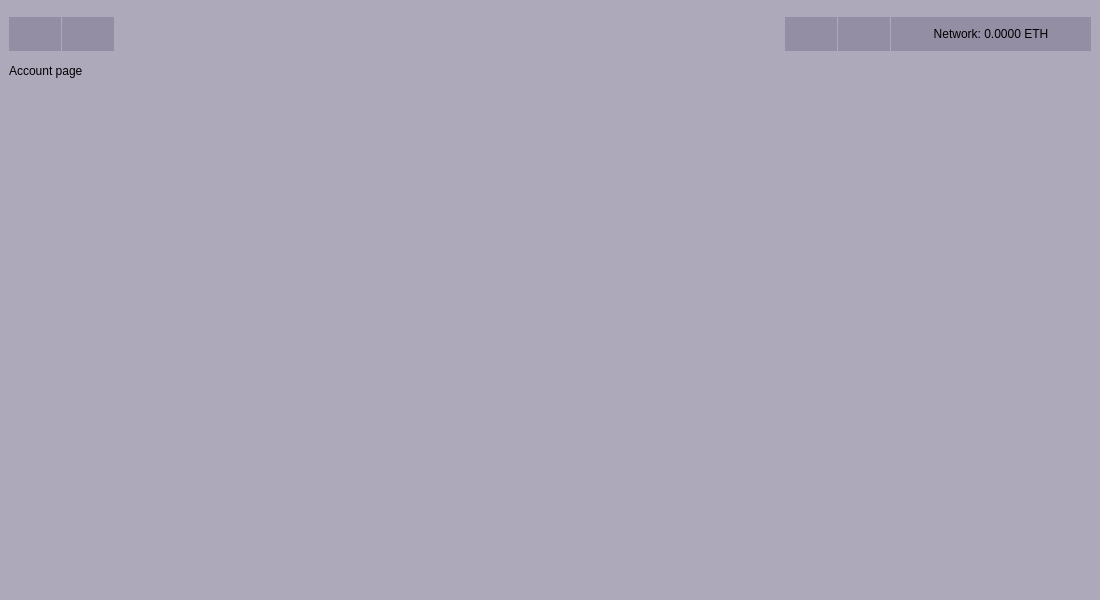
acorn-sh/acorn-leaf-node, file Qt/dev/acorn-leaf-node/mainwindow.ui: the form before one commit.
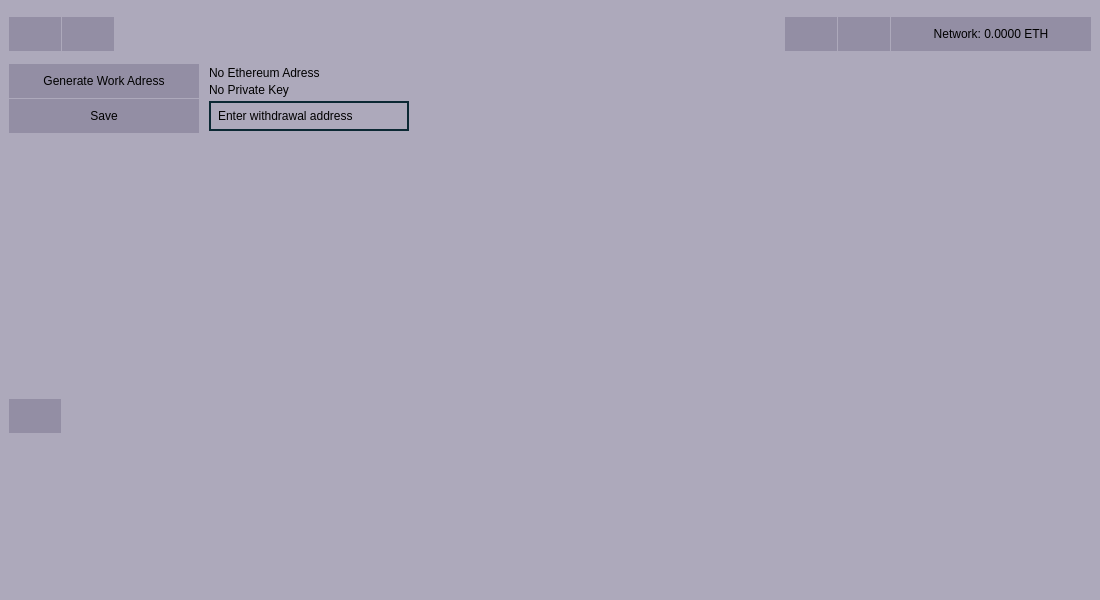
The form after the commit. The open tabs and pages were chosen to show the change. Icons and pictures are not drawn.

Diff of the .ui file:
```diff
--- a/Qt/dev/acorn-leaf-node/mainwindow.ui
+++ b/Qt/dev/acorn-leaf-node/mainwindow.ui
@@ -19,34 +19,46 @@
     border: none;
     background-color: transparent;
     color: fff;
-}
+    }
 
-#centralwidget {
-    background-color: #ada9bb;
-}
+    #centralwidget {
+        background-color: #ada9bb;
+    }
 
-QPushButton {
-    padding: 10px;
-    background-color: #938ea4;
-    color: fff;
-}
+    QPushButton {
+        padding: 10px;
+        background-color: #938ea4;
+        color: fff;
+    }
 
 QPushButton:pressed {
     background-color: #6d6781;
 }
 
-QPushButton:checked {
-    background-color: #938ea4;
-}
+    QPushButton:checked {
+        background-color: #938ea4;
+    }
 
-QPushButton[flat=&quot;false&quot;] {
-    border: 1px solid #0b2833;
-}
+    QPushButton:hover {
+        background-color: #fbdea3;
+    }
 
-#main_body {
-    background-color: #ada9bb;
-    border-radius: 10px;
-}
+    QPushButton[flat=&quot;false&quot;] {
+        border: 1px solid #0b2833;
+    }
+
+    #main_body {
+        background-color: #ada9bb;
+        border-radius: 10px;
+    }
+
+    QLineEdit {
+        border: 2px solid #0b2833;
+        background-color: #ada9bb;
+        color: #000000;
+        padding: 5px;
+        border-radius: 0px;
+    }
 </string>
    </property>
    <layout class="QVBoxLayout" name="verticalLayout">
@@ -278,7 +290,7 @@
           <property name="bottomMargin">
            <number>0</number>
           </property>
-          <item>
+          <item alignment="Qt::AlignmentFlag::AlignTop">
            <widget class="QStackedWidget" name="stackedWidget">
             <property name="sizePolicy">
              <sizepolicy hsizetype="Preferred" vsizetype="Expanding">
@@ -410,113 +422,6 @@
                 </layout>
                </widget>
               </item>
-              <item>
-               <widget class="QFrame" name="frame_3">
-                <property name="frameShape">
-                 <enum>QFrame::Shape::StyledPanel</enum>
-                </property>
-                <property name="frameShadow">
-                 <enum>QFrame::Shadow::Raised</enum>
-                </property>
-                <layout class="QHBoxLayout" name="horizontalLayout">
-                 <property name="spacing">
-                  <number>1</number>
-                 </property>
-                 <property name="leftMargin">
-                  <number>0</number>
-                 </property>
-                 <property name="topMargin">
-                  <number>5</number>
-                 </property>
-                 <property name="rightMargin">
-                  <number>0</number>
-                 </property>
-                 <property name="bottomMargin">
-                  <number>0</number>
-                 </property>
-                 <item alignment="Qt::AlignmentFlag::AlignTop">
-                  <widget class="QFrame" name="frame_5">
-                   <property name="frameShape">
-                    <enum>QFrame::Shape::StyledPanel</enum>
-                   </property>
-                   <property name="frameShadow">
-                    <enum>QFrame::Shadow::Raised</enum>
-                   </property>
-                   <layout class="QHBoxLayout" name="horizontalLayout_2">
-                    <property name="spacing">
-                     <number>0</number>
-                    </property>
-                    <property name="leftMargin">
-                     <number>0</number>
-                    </property>
-                    <property name="topMargin">
-                     <number>0</number>
-                    </property>
-                    <property name="rightMargin">
-                     <number>0</number>
-                    </property>
-                    <property name="bottomMargin">
-                     <number>0</number>
-                    </property>
-                    <item>
-                     <widget class="QPushButton" name="pushButton">
-                      <property name="text">
-                       <string>Expand</string>
-                      </property>
-                     </widget>
-                    </item>
-                   </layout>
-                  </widget>
-                 </item>
-                 <item alignment="Qt::AlignmentFlag::AlignTop">
-                  <widget class="QFrame" name="frame_6">
-                   <property name="sizePolicy">
-                    <sizepolicy hsizetype="Expanding" vsizetype="Preferred">
-                     <horstretch>0</horstretch>
-                     <verstretch>0</verstretch>
-                    </sizepolicy>
-                   </property>
-                   <property name="frameShape">
-                    <enum>QFrame::Shape::StyledPanel</enum>
-                   </property>
-                   <property name="frameShadow">
-                    <enum>QFrame::Shadow::Raised</enum>
-                   </property>
-                   <layout class="QHBoxLayout" name="horizontalLayout_3">
-                    <property name="spacing">
-                     <number>0</number>
-                    </property>
-                    <property name="leftMargin">
-                     <number>0</number>
-                    </property>
-                    <property name="topMargin">
-                     <number>0</number>
-                    </property>
-                    <property name="rightMargin">
-                     <number>0</number>
-                    </property>
-                    <property name="bottomMargin">
-                     <number>0</number>
-                    </property>
-                    <item>
-                     <widget class="QPlainTextEdit" name="terminal">
-                      <property name="styleSheet">
-                       <string notr="true"/>
-                      </property>
-                      <property name="readOnly">
-                       <bool>true</bool>
-                      </property>
-                      <property name="plainText">
-                       <string>terminal %</string>
-                      </property>
-                     </widget>
-                    </item>
-                   </layout>
-                  </widget>
-                 </item>
-                </layout>
-               </widget>
-              </item>
              </layout>
             </widget>
             <widget class="QWidget" name="hubPage">
@@ -1091,9 +996,9 @@
                 <property name="frameShadow">
                  <enum>QFrame::Shadow::Raised</enum>
                 </property>
-                <layout class="QHBoxLayout" name="horizontalLayout_7">
+                <layout class="QVBoxLayout" name="verticalLayout_5">
                  <property name="spacing">
-                  <number>0</number>
+                  <number>1</number>
                  </property>
                  <property name="leftMargin">
                   <number>0</number>
@@ -1107,11 +1012,234 @@
                  <property name="bottomMargin">
                   <number>0</number>
                  </property>
-                 <item>
-                  <widget class="QLabel" name="accountLabel">
-                   <property name="text">
-                    <string>Account page</string>
+                 <item alignment="Qt::AlignmentFlag::AlignLeft|Qt::AlignmentFlag::AlignTop">
+                  <widget class="QFrame" name="frame_17">
+                   <property name="frameShape">
+                    <enum>QFrame::Shape::StyledPanel</enum>
                    </property>
+                   <property name="frameShadow">
+                    <enum>QFrame::Shadow::Raised</enum>
+                   </property>
+                   <layout class="QHBoxLayout" name="horizontalLayout_18">
+                    <property name="spacing">
+                     <number>0</number>
+                    </property>
+                    <property name="leftMargin">
+                     <number>0</number>
+                    </property>
+                    <property name="topMargin">
+                     <number>0</number>
+                    </property>
+                    <property name="rightMargin">
+                     <number>0</number>
+                    </property>
+                    <property name="bottomMargin">
+                     <number>0</number>
+                    </property>
+                    <item alignment="Qt::AlignmentFlag::AlignLeft|Qt::AlignmentFlag::AlignTop">
+                     <widget class="QFrame" name="frame_18">
+                      <property name="minimumSize">
+                       <size>
+                        <width>200</width>
+                        <height>0</height>
+                       </size>
+                      </property>
+                      <property name="maximumSize">
+                       <size>
+                        <width>200</width>
+                        <height>16777215</height>
+                       </size>
+                      </property>
+                      <property name="frameShape">
+                       <enum>QFrame::Shape::StyledPanel</enum>
+                      </property>
+                      <property name="frameShadow">
+                       <enum>QFrame::Shadow::Raised</enum>
+                      </property>
+                      <layout class="QHBoxLayout" name="horizontalLayout_17">
+                       <property name="spacing">
+                        <number>0</number>
+                       </property>
+                       <property name="leftMargin">
+                        <number>0</number>
+                       </property>
+                       <property name="topMargin">
+                        <number>0</number>
+                       </property>
+                       <property name="rightMargin">
+                        <number>10</number>
+                       </property>
+                       <property name="bottomMargin">
+                        <number>0</number>
+                       </property>
+                       <item>
+                        <widget class="QPushButton" name="generateAddressButton">
+                         <property name="text">
+                          <string>Generate Work Adress</string>
+                         </property>
+                        </widget>
+                       </item>
+                      </layout>
+                     </widget>
+                    </item>
+                    <item alignment="Qt::AlignmentFlag::AlignLeft">
+                     <widget class="QFrame" name="frame_20">
+                      <property name="frameShape">
+                       <enum>QFrame::Shape::StyledPanel</enum>
+                      </property>
+                      <property name="frameShadow">
+                       <enum>QFrame::Shadow::Raised</enum>
+                      </property>
+                      <layout class="QVBoxLayout" name="verticalLayout_6">
+                       <property name="spacing">
+                        <number>0</number>
+                       </property>
+                       <property name="leftMargin">
+                        <number>0</number>
+                       </property>
+                       <property name="topMargin">
+                        <number>0</number>
+                       </property>
+                       <property name="rightMargin">
+                        <number>0</number>
+                       </property>
+                       <property name="bottomMargin">
+                        <number>0</number>
+                       </property>
+                       <item>
+                        <widget class="QLabel" name="accountLabel">
+                         <property name="text">
+                          <string>No Ethereum Adress</string>
+                         </property>
+                        </widget>
+                       </item>
+                       <item>
+                        <widget class="QLabel" name="privateKeyLabel">
+                         <property name="text">
+                          <string>No Private Key</string>
+                         </property>
+                        </widget>
+                       </item>
+                      </layout>
+                     </widget>
+                    </item>
+                   </layout>
+                  </widget>
+                 </item>
+                 <item alignment="Qt::AlignmentFlag::AlignLeft">
+                  <widget class="QFrame" name="frame_19">
+                   <property name="frameShape">
+                    <enum>QFrame::Shape::StyledPanel</enum>
+                   </property>
+                   <property name="frameShadow">
+                    <enum>QFrame::Shadow::Raised</enum>
+                   </property>
+                   <layout class="QHBoxLayout" name="horizontalLayout_20">
+                    <property name="spacing">
+                     <number>0</number>
+                    </property>
+                    <property name="leftMargin">
+                     <number>0</number>
+                    </property>
+                    <property name="topMargin">
+                     <number>0</number>
+                    </property>
+                    <property name="rightMargin">
+                     <number>0</number>
+                    </property>
+                    <property name="bottomMargin">
+                     <number>0</number>
+                    </property>
+                    <item>
+                     <widget class="QFrame" name="frame_22">
+                      <property name="minimumSize">
+                       <size>
+                        <width>200</width>
+                        <height>0</height>
+                       </size>
+                      </property>
+                      <property name="maximumSize">
+                       <size>
+                        <width>200</width>
+                        <height>16777215</height>
+                       </size>
+                      </property>
+                      <property name="frameShape">
+                       <enum>QFrame::Shape::StyledPanel</enum>
+                      </property>
+                      <property name="frameShadow">
+                       <enum>QFrame::Shadow::Raised</enum>
+                      </property>
+                      <layout class="QHBoxLayout" name="horizontalLayout_19">
+                       <property name="spacing">
+                        <number>0</number>
+                       </property>
+                       <property name="leftMargin">
+                        <number>0</number>
+                       </property>
+                       <property name="topMargin">
+                        <number>0</number>
+                       </property>
+                       <property name="rightMargin">
+                        <number>10</number>
+                       </property>
+                       <property name="bottomMargin">
+                        <number>0</number>
+                       </property>
+                       <item>
+                        <widget class="QPushButton" name="saveButton">
+                         <property name="text">
+                          <string>Save</string>
+                         </property>
+                        </widget>
+                       </item>
+                      </layout>
+                     </widget>
+                    </item>
+                    <item alignment="Qt::AlignmentFlag::AlignLeft">
+                     <widget class="QFrame" name="frame_21">
+                      <property name="frameShape">
+                       <enum>QFrame::Shape::StyledPanel</enum>
+                      </property>
+                      <property name="frameShadow">
+                       <enum>QFrame::Shadow::Raised</enum>
+                      </property>
+                      <layout class="QHBoxLayout" name="horizontalLayout_7">
+                       <property name="spacing">
+                        <number>0</number>
+                       </property>
+                       <property name="leftMargin">
+                        <number>0</number>
+                       </property>
+                       <property name="topMargin">
+                        <number>0</number>
+                       </property>
+                       <property name="rightMargin">
+                        <number>0</number>
+                       </property>
+                       <property name="bottomMargin">
+                        <number>0</number>
+                       </property>
+                       <item>
+                        <widget class="QLineEdit" name="lineEdit">
+                         <property name="minimumSize">
+                          <size>
+                           <width>200</width>
+                           <height>0</height>
+                          </size>
+                         </property>
+                         <property name="autoFillBackground">
+                          <bool>false</bool>
+                         </property>
+                         <property name="text">
+                          <string>Enter withdrawal address</string>
+                         </property>
+                        </widget>
+                       </item>
+                      </layout>
+                     </widget>
+                    </item>
+                   </layout>
                   </widget>
                  </item>
                 </layout>
@@ -1127,6 +1255,130 @@
       </layout>
      </widget>
     </item>
+    <item>
+     <spacer name="verticalSpacer_2">
+      <property name="orientation">
+       <enum>Qt::Orientation::Vertical</enum>
+      </property>
+      <property name="sizeHint" stdset="0">
+       <size>
+        <width>20</width>
+        <height>40</height>
+       </size>
+      </property>
+     </spacer>
+    </item>
+    <item>
+     <widget class="QFrame" name="TerminalFrame">
+      <property name="frameShape">
+       <enum>QFrame::Shape::StyledPanel</enum>
+      </property>
+      <property name="frameShadow">
+       <enum>QFrame::Shadow::Raised</enum>
+      </property>
+      <layout class="QHBoxLayout" name="horizontalLayout">
+       <property name="spacing">
+        <number>1</number>
+       </property>
+       <property name="leftMargin">
+        <number>0</number>
+       </property>
+       <property name="topMargin">
+        <number>5</number>
+       </property>
+       <property name="rightMargin">
+        <number>0</number>
+       </property>
+       <property name="bottomMargin">
+        <number>0</number>
+       </property>
+       <item alignment="Qt::AlignmentFlag::AlignTop">
+        <widget class="QFrame" name="frame_5">
+         <property name="frameShape">
+          <enum>QFrame::Shape::StyledPanel</enum>
+         </property>
+         <property name="frameShadow">
+          <enum>QFrame::Shadow::Raised</enum>
+         </property>
+         <layout class="QHBoxLayout" name="horizontalLayout_2">
+          <property name="spacing">
+           <number>0</number>
+          </property>
+          <property name="leftMargin">
+           <number>0</number>
+          </property>
+          <property name="topMargin">
+           <number>0</number>
+          </property>
+          <property name="rightMargin">
+           <number>0</number>
+          </property>
+          <property name="bottomMargin">
+           <number>0</number>
+          </property>
+          <item>
+           <widget class="QPushButton" name="expandButton">
+            <property name="text">
+             <string/>
+            </property>
+            <property name="icon">
+             <iconset resource="resources.qrc">
+              <normaloff>:/images/icons/chevron-up.svg</normaloff>:/images/icons/chevron-up.svg</iconset>
+            </property>
+           </widget>
+          </item>
+         </layout>
+        </widget>
+       </item>
+       <item alignment="Qt::AlignmentFlag::AlignTop">
+        <widget class="QFrame" name="frame_6">
+         <property name="sizePolicy">
+          <sizepolicy hsizetype="Expanding" vsizetype="Preferred">
+           <horstretch>0</horstretch>
+           <verstretch>0</verstretch>
+          </sizepolicy>
+         </property>
+         <property name="frameShape">
+          <enum>QFrame::Shape::StyledPanel</enum>
+         </property>
+         <property name="frameShadow">
+          <enum>QFrame::Shadow::Raised</enum>
+         </property>
+         <layout class="QHBoxLayout" name="horizontalLayout_3">
+          <property name="spacing">
+           <number>0</number>
+          </property>
+          <property name="leftMargin">
+           <number>0</number>
+          </property>
+          <property name="topMargin">
+           <number>0</number>
+          </property>
+          <property name="rightMargin">
+           <number>0</number>
+          </property>
+          <property name="bottomMargin">
+           <number>0</number>
+          </property>
+          <item alignment="Qt::AlignmentFlag::AlignBottom">
+           <widget class="QPlainTextEdit" name="terminal">
+            <property name="styleSheet">
+             <string notr="true"/>
+            </property>
+            <property name="readOnly">
+             <bool>true</bool>
+            </property>
+            <property name="plainText">
+             <string/>
+            </property>
+           </widget>
+          </item>
+         </layout>
+        </widget>
+       </item>
+      </layout>
+     </widget>
+    </item>
    </layout>
   </widget>
  </widget>
```
Left out of the diff: 32 changed lines with no effect on the pictures.
